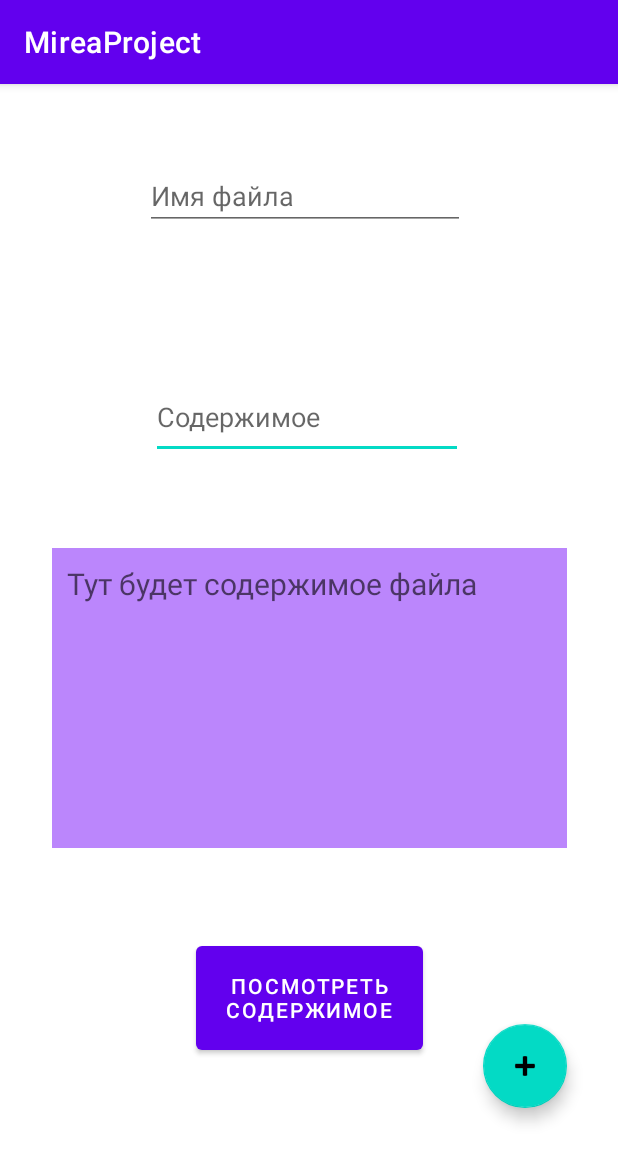
After one commit to Nom1o/MireaProject, an Android app: the fragment FileWorkFragment shown on its own in the app's theme, on a phone screen of 412 x 824 dp. The commit adds this screen. Shown: the top 1162 px of the screen. Run offline under Robolectric (Android 15) with nearby library versions, the phone set to English and light mode, and no system bars.

Commit message:
Practice 6

```diff
--- /dev/null
+++ b/app/src/main/java/ru/mirea/koldinma/mireaproject/FileWorkFragment.java
@@ -0,0 +1,134 @@
+package ru.mirea.koldinma.mireaproject;
+
+import android.content.Context;
+import android.os.Bundle;
+
+import androidx.fragment.app.Fragment;
+
+import android.util.Log;
+import android.view.LayoutInflater;
+import android.view.View;
+import android.view.ViewGroup;
+import android.widget.Toast;
+
+import java.io.FileInputStream;
+import java.io.FileOutputStream;
+import java.io.IOException;
+
+import ru.mirea.koldinma.mireaproject.databinding.FragmentFileWorkBinding;
+import ru.mirea.koldinma.mireaproject.databinding.FragmentProfileBinding;
+
+
+/**
+ * A simple {@link Fragment} subclass.
+ * Use the {@link FileWorkFragment#newInstance} factory method to
+ * create an instance of this fragment.
+ */
+public class FileWorkFragment extends Fragment {
+
+    // TODO: Rename parameter arguments, choose names that match
+    // the fragment initialization parameters, e.g. ARG_ITEM_NUMBER
+    private static final String ARG_PARAM1 = "param1";
+    private static final String ARG_PARAM2 = "param2";
+
+    // TODO: Rename and change types of parameters
+    private String mParam1;
+    private String mParam2;
+    String fileName = "default.txt";
+    FragmentFileWorkBinding binding;
+
+    public FileWorkFragment() {
+        // Required empty public constructor
+    }
+
+    /**
+     * Use this factory method to create a new instance of
+     * this fragment using the provided parameters.
+     *
+     * @param param1 Parameter 1.
+     * @param param2 Parameter 2.
+     * @return A new instance of fragment FileWorkFragment.
+     */
+    // TODO: Rename and change types and number of parameters
+    public static FileWorkFragment newInstance(String param1, String param2) {
+        FileWorkFragment fragment = new FileWorkFragment();
+        Bundle args = new Bundle();
+        args.putString(ARG_PARAM1, param1);
+        args.putString(ARG_PARAM2, param2);
+        fragment.setArguments(args);
+        return fragment;
+    }
+
+    @Override
+    public void onCreate(Bundle savedInstanceState) {
+        super.onCreate(savedInstanceState);
+        if (getArguments() != null) {
+            mParam1 = getArguments().getString(ARG_PARAM1);
+            mParam2 = getArguments().getString(ARG_PARAM2);
+        }
+    }
+
+    @Override
+    public View onCreateView(LayoutInflater inflater, ViewGroup container,
+                             Bundle savedInstanceState) {
+        binding = FragmentFileWorkBinding.inflate(inflater, container, false);
+        View view = binding.getRoot();
+        binding.textViewFileData.setText(getTextFromFile());
+        binding.saveButton.setOnClickListener(new View.OnClickListener() {
+            @Override
+            public void onClick(View v) {
+                if (binding.fileName.getText() != null) {
+                    fileName = binding.fileName.getText().toString() + ".txt";
+                    WriteFile(binding.editFileText.getText().toString());
+                    binding.textViewFileData.setText(getTextFromFile());
+                }
+            }
+        });
+        binding.loadButton.setOnClickListener(new View.OnClickListener() {
+            @Override
+            public void onClick(View v) {
+                if (binding.fileName.getText() != null) {
+                    fileName = binding.fileName.getText().toString() + ".txt";
+                    binding.editFileText.setText(getTextFromFile());
+                    binding.textViewFileData.setText(getTextFromFile());
+                }
+            }
+        });
+
+        return view;
+    }
+
+    public String getTextFromFile() {
+        FileInputStream fin = null;
+        try {
+            fin = getActivity().openFileInput(fileName);
+            byte[] bytes = new byte[fin.available()];
+            fin.read(bytes);
+            String text = new String(bytes);
+
+            return text;
+        } catch (IOException ex) {
+            Toast.makeText(getActivity(), ex.getMessage(), Toast.LENGTH_SHORT).show();
+        } finally {
+            try {
+                if (fin != null)
+                    fin.close();
+            } catch (IOException ex) {
+                Toast.makeText(getActivity(), ex.getMessage(), Toast.LENGTH_SHORT).show();
+            }
+        }
+        return null;
+    }
+    public void WriteFile(String data)
+    {
+        FileOutputStream outputStream;
+        try {
+            outputStream = getActivity().openFileOutput(fileName, Context.MODE_PRIVATE);
+            outputStream.write(data.getBytes());
+            outputStream.close();
+        } catch (Exception e) {
+            e.printStackTrace();
+        }
+    }
+
+}
--- /dev/null
+++ b/app/src/main/res/layout/fragment_file_work.xml
@@ -0,0 +1,94 @@
+<?xml version="1.0" encoding="utf-8"?>
+<FrameLayout xmlns:android="http://schemas.android.com/apk/res/android"
+    xmlns:app="http://schemas.android.com/apk/res-auto"
+    xmlns:tools="http://schemas.android.com/tools"
+    android:layout_width="match_parent"
+    android:layout_height="match_parent"
+    tools:context=".FileWorkFragment">
+
+    <androidx.constraintlayout.widget.ConstraintLayout
+        android:layout_width="match_parent"
+        android:layout_height="800dp">
+
+        <Button
+            android:id="@+id/loadButton"
+            android:layout_width="151dp"
+            android:layout_height="81dp"
+            android:text="Посмотреть содержимое"
+            app:layout_constraintBottom_toBottomOf="parent"
+            app:layout_constraintEnd_toEndOf="parent"
+            app:layout_constraintStart_toStartOf="parent"
+            app:layout_constraintTop_toBottomOf="@+id/scrollView2"
+            app:layout_constraintVertical_bias="0.263" />
+
+        <EditText
+            android:id="@+id/editFileText"
+            android:layout_width="208dp"
+            android:layout_height="55dp"
+            android:ems="10"
+            android:hint="Содержимое"
+            android:inputType="textPersonName"
+            app:layout_constraintBottom_toBottomOf="parent"
+            app:layout_constraintEnd_toEndOf="parent"
+            app:layout_constraintHorizontal_bias="0.492"
+            app:layout_constraintStart_toStartOf="parent"
+            app:layout_constraintTop_toBottomOf="@+id/fileName"
+            app:layout_constraintVertical_bias="0.15" />
+
+        <EditText
+            android:id="@+id/fileName"
+            android:layout_width="wrap_content"
+            android:layout_height="wrap_content"
+            android:ems="10"
+            android:hint="Имя файла"
+            android:inputType="textPersonName"
+            app:layout_constraintBottom_toBottomOf="parent"
+            app:layout_constraintEnd_toEndOf="parent"
+            app:layout_constraintHorizontal_bias="0.487"
+            app:layout_constraintStart_toStartOf="parent"
+            app:layout_constraintTop_toTopOf="parent"
+            app:layout_constraintVertical_bias="0.069" />
+
+        <ScrollView
+            android:id="@+id/scrollView2"
+            android:layout_width="343dp"
+            android:layout_height="206dp"
+            app:layout_constraintBottom_toBottomOf="parent"
+            app:layout_constraintEnd_toEndOf="parent"
+            app:layout_constraintStart_toStartOf="parent"
+            app:layout_constraintTop_toBottomOf="@+id/editFileText"
+            app:layout_constraintVertical_bias="0.173">
+
+            <LinearLayout
+                android:layout_width="match_parent"
+                android:layout_height="wrap_content"
+                android:orientation="vertical">
+
+                <TextView
+                    android:id="@+id/textViewFileData"
+                    android:layout_width="match_parent"
+                    android:layout_height="200dp"
+                    android:background="@color/purple_200"
+                    android:hint="Тут будет содержимое файла"
+                    android:padding="10dp"
+                    android:textSize="20sp" />
+            </LinearLayout>
+        </ScrollView>
+
+        <com.google.android.material.floatingactionbutton.FloatingActionButton
+            android:id="@+id/saveButton"
+            android:layout_width="wrap_content"
+            android:layout_height="wrap_content"
+            android:layout_marginEnd="16dp"
+            android:layout_marginBottom="16dp"
+            android:clickable="true"
+            android:src="@android:drawable/ic_input_add"
+            app:layout_constraintBottom_toBottomOf="parent"
+            app:layout_constraintEnd_toEndOf="parent"
+            app:layout_constraintHorizontal_bias="0.689"
+            app:layout_constraintStart_toEndOf="@+id/loadButton"
+            app:layout_constraintTop_toBottomOf="@+id/scrollView2"
+            app:layout_constraintVertical_bias="0.525" />
+
+    </androidx.constraintlayout.widget.ConstraintLayout>
+</FrameLayout>
```
Also changed, not shown: app/src/main/java/ru/mirea/koldinma/mireaproject/MainActivity.java (+7 -7 lines), app/src/main/java/ru/mirea/koldinma/mireaproject/ProfileFragment.java (added, +91 -0 lines), app/src/main/res/layout/app_bar_main.xml (+8 -8 lines), app/src/main/res/layout/fragment_profile.xml (added, +66 -0 lines), app/src/main/res/menu/activity_main_drawer.xml (+8 -0 lines), app/src/main/res/navigation/mobile_navigation.xml (+10 -0 lines).
